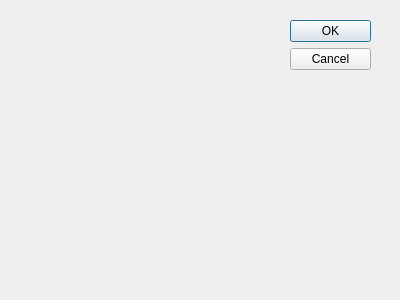
Above: welcomewindow.ui from ouailja3far/CinemaProject before the change. Below: the same form after it.
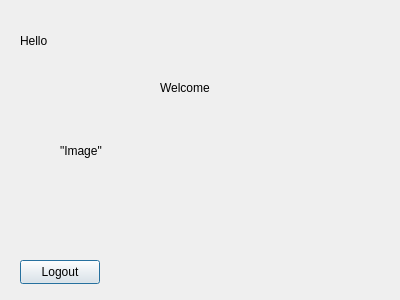
That is the form after the change.

Commit message: changed login and welcome windows and added elmo

What changed in the file:
```diff
--- a/welcomewindow.ui
+++ b/welcomewindow.ui
@@ -13,20 +13,56 @@
   <property name="windowTitle">
    <string>Dialog</string>
   </property>
-  <widget class="QDialogButtonBox" name="buttonBox">
+  <widget class="QLabel" name="labelHello">
    <property name="geometry">
     <rect>
-     <x>290</x>
-     <y>20</y>
+     <x>20</x>
+     <y>10</y>
+     <width>361</width>
+     <height>61</height>
+    </rect>
+   </property>
+   <property name="text">
+    <string>Hello </string>
+   </property>
+  </widget>
+  <widget class="QLabel" name="labelWelcome">
+   <property name="geometry">
+    <rect>
+     <x>160</x>
+     <y>80</y>
      <width>81</width>
-     <height>241</height>
+     <height>16</height>
     </rect>
    </property>
-   <property name="orientation">
-    <enum>Qt::Vertical</enum>
+   <property name="text">
+    <string>Welcome</string>
    </property>
-   <property name="standardButtons">
-    <set>QDialogButtonBox::Cancel|QDialogButtonBox::Ok</set>
+  </widget>
+  <widget class="QLabel" name="labelWelcomePic">
+   <property name="geometry">
+    <rect>
+     <x>60</x>
+     <y>50</y>
+     <width>271</width>
+     <height>201</height>
+    </rect>
+   </property>
+   <property name="text">
+    <string>&quot;Image&quot;</string>
+   </property>
+  </widget>
+  <widget class="QPushButton" name="pushButtonLogout">
+   <property name="geometry">
+    <rect>
+     <x>20</x>
+     <y>260</y>
+     <width>80</width>
+     <height>24</height>
+    </rect>
+   </property>
+   <property name="text">
+    <string>Logout</string>
    </property>
   </widget>
  </widget>
```
Left out of the diff: 35 changed lines with no effect on the pictures. The commit also changes 6 other files.
